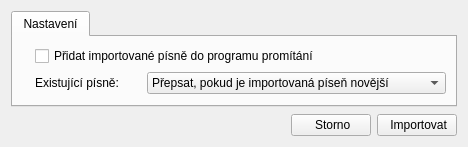
This is src/importexport/lumenimportdialog.ui in CZDanol/StrawLumen as Qt 5 draws it before an edit. The edited form follows.
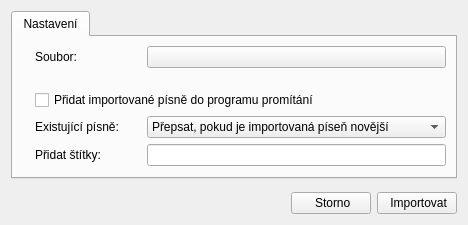
This is the edited form. Icons and pictures are not drawn. Custom widgets are drawn as their Qt base class.

Patch:
```diff
--- a/src/importexport/lumenimportdialog.ui
+++ b/src/importexport/lumenimportdialog.ui
@@ -10,7 +10,7 @@
     <x>0</x>
     <y>0</y>
     <width>468</width>
-    <height>147</height>
+    <height>225</height>
    </rect>
   </property>
   <property name="windowTitle">
@@ -44,21 +44,65 @@
        <string>Nastavení</string>
       </attribute>
       <layout class="QGridLayout" name="gridLayout">
-       <item row="1" column="0">
+       <item row="3" column="0">
         <widget class="QLabel" name="label_2">
          <property name="pixmap">
           <pixmap resource="../../res/resources.qrc">:/icons/16/Sort By Modified Date_16px.png</pixmap>
          </property>
         </widget>
        </item>
-       <item row="1" column="1">
+       <item row="0" column="3">
+        <widget class="QPushButton" name="btnSelectFile">
+         <property name="icon">
+          <iconset resource="../../res/resources.qrc">
+           <normaloff>:/icons/16/Open_16px.png</normaloff>:/icons/16/Open_16px.png</iconset>
+         </property>
+         <property name="autoDefault">
+          <bool>false</bool>
+         </property>
+        </widget>
+       </item>
+       <item row="0" column="0">
+        <widget class="QLabel" name="label_6">
+         <property name="pixmap">
+          <pixmap resource="../../res/resources.qrc">:/icons/16/Folder_16px.png</pixmap>
+         </property>
+        </widget>
+       </item>
+       <item row="0" column="1">
+        <widget class="QLabel" name="label_7">
+         <property name="text">
+          <string>Soubor:</string>
+         </property>
+        </widget>
+       </item>
+       <item row="4" column="3">
+        <widget class="SongTagsLineEdit" name="lnTags"/>
+       </item>
+       <item row="3" column="1">
         <widget class="QLabel" name="label_3">
          <property name="text">
           <string>Existující písně:</string>
          </property>
         </widget>
        </item>
-       <item row="1" column="3">
+       <item row="3" column="2">
+        <spacer name="horizontalSpacer_2">
+         <property name="orientation">
+          <enum>Qt::Horizontal</enum>
+         </property>
+         <property name="sizeType">
+          <enum>QSizePolicy::Fixed</enum>
+         </property>
+         <property name="sizeHint" stdset="0">
+          <size>
+           <width>16</width>
+           <height>20</height>
+          </size>
+         </property>
+        </spacer>
+       </item>
+       <item row="3" column="3">
         <widget class="QComboBox" name="cmbConflictBehavior">
          <property name="sizePolicy">
           <sizepolicy hsizetype="Expanding" vsizetype="Fixed">
@@ -89,7 +133,7 @@
          </item>
         </widget>
        </item>
-       <item row="0" column="1" colspan="3">
+       <item row="2" column="1" colspan="3">
         <widget class="QCheckBox" name="cbAddToPlaylist">
          <property name="sizePolicy">
           <sizepolicy hsizetype="Expanding" vsizetype="Fixed">
@@ -102,25 +146,39 @@
          </property>
         </widget>
        </item>
-       <item row="0" column="0">
+       <item row="2" column="0">
         <widget class="QLabel" name="label">
          <property name="pixmap">
           <pixmap resource="../../res/resources.qrc">:/icons/16/Timeline_16px.png</pixmap>
          </property>
         </widget>
        </item>
-       <item row="1" column="2">
-        <spacer name="horizontalSpacer_2">
+       <item row="4" column="0">
+        <widget class="QLabel" name="label_4">
+         <property name="pixmap">
+          <pixmap resource="../../res/resources.qrc">:/icons/16/Tags_16px.png</pixmap>
+         </property>
+        </widget>
+       </item>
+       <item row="4" column="1">
+        <widget class="QLabel" name="label_5">
+         <property name="text">
+          <string>Přidat štítky:</string>
+         </property>
+        </widget>
+       </item>
+       <item row="1" column="1">
+        <spacer name="verticalSpacer_2">
          <property name="orientation">
-          <enum>Qt::Horizontal</enum>
+          <enum>Qt::Vertical</enum>
          </property>
          <property name="sizeType">
           <enum>QSizePolicy::Fixed</enum>
          </property>
          <property name="sizeHint" stdset="0">
           <size>
-           <width>16</width>
-           <height>20</height>
+           <width>20</width>
+           <height>16</height>
           </size>
          </property>
         </spacer>
@@ -192,6 +250,21 @@
    </item>
   </layout>
  </widget>
+ <customwidgets>
+  <customwidget>
+   <class>SongTagsLineEdit</class>
+   <extends>QLineEdit</extends>
+   <header>wgt/songtagslineedit.h</header>
+  </customwidget>
+ </customwidgets>
+ <tabstops>
+  <tabstop>btnSelectFile</tabstop>
+  <tabstop>cbAddToPlaylist</tabstop>
+  <tabstop>cmbConflictBehavior</tabstop>
+  <tabstop>lnTags</tabstop>
+  <tabstop>btnImport</tabstop>
+  <tabstop>btnClose</tabstop>
+ </tabstops>
  <resources>
   <include location="../../res/resources.qrc"/>
  </resources>
```
